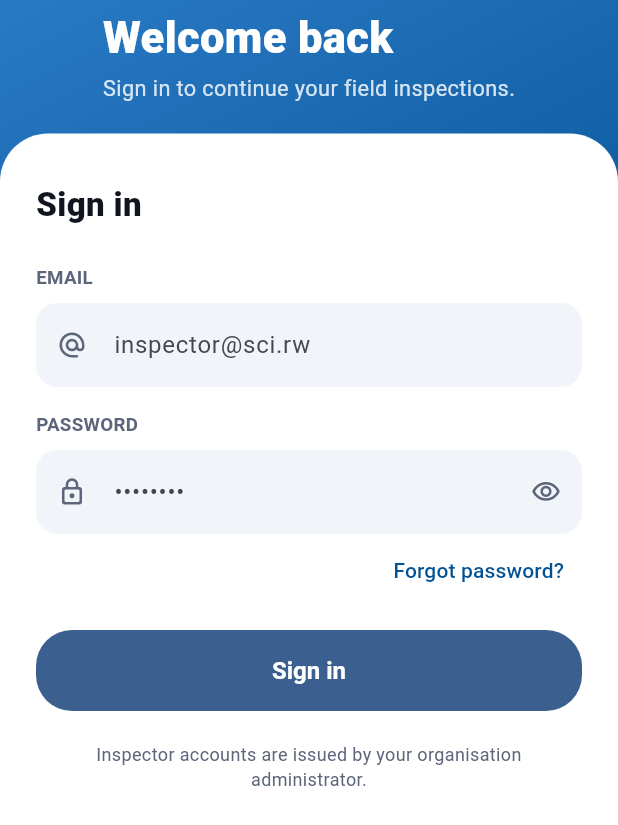
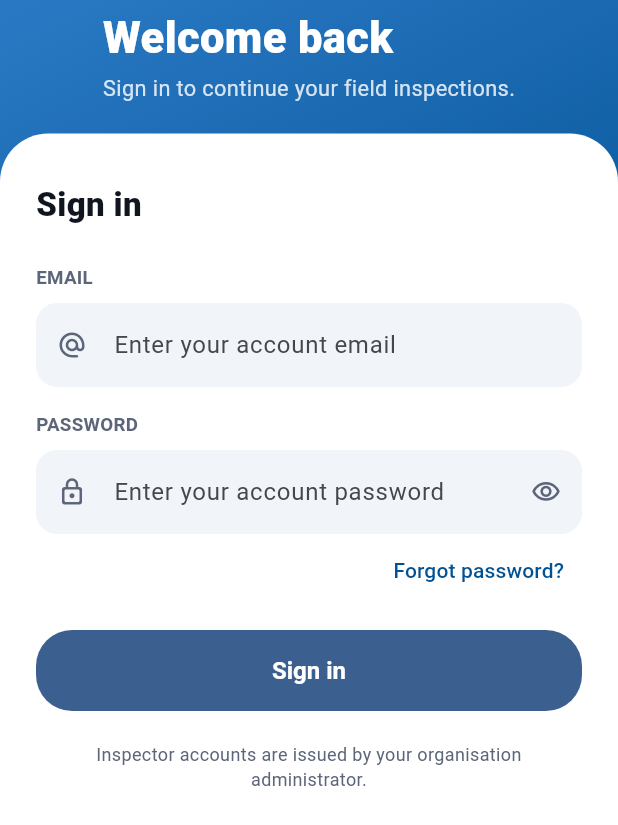
Before and after one commit to jean-yves1994/sci-inspector-appv1, a Flutter app: the screen it shows after launch, on a phone screen of 412 x 824 dp. Shown: the top 825 px of the screen. Run offline on Flutter 3.47's test engine with Material 3 defaults, Android fonts, the phone set to English and light mode, and no system bars; our stand-ins replace dio, flutter_riverpod, flutter_secure_storage, geolocator, go_router, image_picker and 1 more.

Commit message:
Login changes

```diff
--- a/lib/features/auth/presentation/auth_screens.dart
+++ b/lib/features/auth/presentation/auth_screens.dart
@@ -230,7 +230,7 @@ class _LoginScreenState extends ConsumerState<LoginScreen> {
               SciTextField(
                 controller: _email,
                 label: 'EMAIL',
-                hint: 'inspector@sci.rw',
+                hint: 'Enter your account email',
                 icon: Icons.alternate_email_rounded,
                 keyboardType: TextInputType.emailAddress,
                 textInputAction: TextInputAction.next,
@@ -242,7 +242,7 @@ class _LoginScreenState extends ConsumerState<LoginScreen> {
               SciTextField(
                 controller: _password,
                 label: 'PASSWORD',
-                hint: '••••••••',
+                hint: 'Enter your account password',
                 icon: Icons.lock_outline_rounded,
                 obscureText: _obscure,
                 onToggleObscure: () => setState(() => _obscure = !_obscure),
@@ -341,8 +341,7 @@ class _ForgotPasswordScreenState extends ConsumerState<ForgotPasswordScreen> {
                 const SizedBox(height: AppSpacing.md),
                 const Text(
                   'Check your email',
-                  style:
-                      TextStyle(fontSize: 18, fontWeight: FontWeight.w800),
+                  style: TextStyle(fontSize: 18, fontWeight: FontWeight.w800),
                 ),
                 const SizedBox(height: AppSpacing.xs),
                 Text(
@@ -600,9 +599,8 @@ class _ChangePasswordScreenState extends ConsumerState<ChangePasswordScreen> {
             const SizedBox(height: AppSpacing.lg),
             FilledButton(
               onPressed: _busy ? null : _submit,
-              child: _busy
-                  ? const ButtonSpinner()
-                  : const Text('Update password'),
+              child:
+                  _busy ? const ButtonSpinner() : const Text('Update password'),
             ),
             if (forced) ...<Widget>[
               const SizedBox(height: AppSpacing.xs),
--- a/lib/features/auth/presentation/login_screen.dart
+++ b/lib/features/auth/presentation/login_screen.dart
@@ -62,8 +62,7 @@ class _LoginScreenState extends ConsumerState<LoginScreen> {
   Widget build(BuildContext context) {
     // Surface an involuntary sign-out reason, e.g. a revoked session.
     final session = ref.watch(sessionControllerProvider);
-    final reason =
-        session is SessionUnauthenticated ? session.reason : null;
+    final reason = session is SessionUnauthenticated ? session.reason : null;
 
     return AuthScaffold(
       title: 'Welcome back',
@@ -87,7 +86,7 @@ class _LoginScreenState extends ConsumerState<LoginScreen> {
               SciTextField(
                 controller: _email,
                 label: 'EMAIL',
-                hint: 'inspector@sci.rw',
+                hint: 'Enter your account email',
                 icon: Icons.alternate_email_rounded,
                 keyboardType: TextInputType.emailAddress,
                 textInputAction: TextInputAction.next,
@@ -100,7 +99,7 @@ class _LoginScreenState extends ConsumerState<LoginScreen> {
               SciTextField(
                 controller: _password,
                 label: 'PASSWORD',
-                hint: '••••••••',
+                hint: 'Enter your account password',
                 icon: Icons.lock_outline_rounded,
                 obscureText: _obscure,
                 onToggleObscure: () => setState(() => _obscure = !_obscure),
```
Also changed, not shown: 3 other files.
